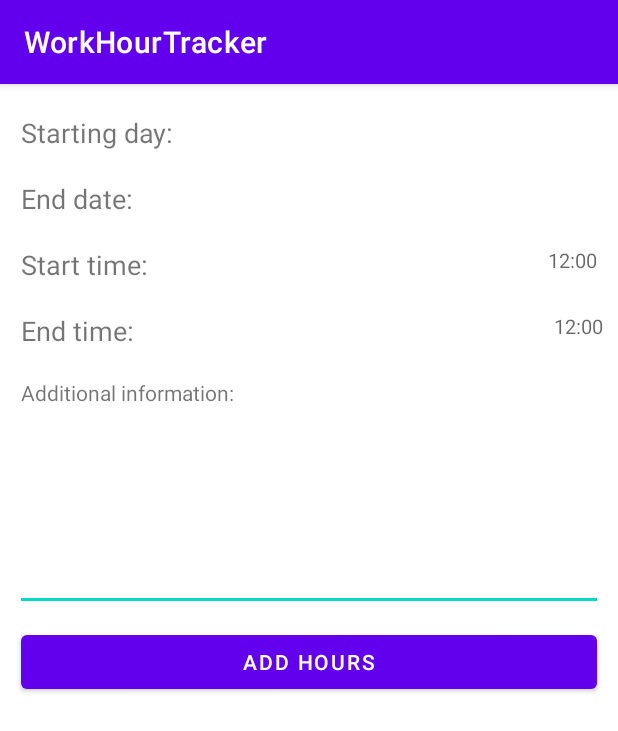
After one commit to ProdDesProject/Group11, an Android app: the EditActivity screen opened directly, with no data from a screen before it, on a phone screen of 412 x 824 dp. The commit adds this screen. Shown: the top 731 px of the screen. Run offline under Robolectric (Android 15) with nearby library versions, the phone set to English and light mode, and no system bars; our stand-ins replace Volley; network calls fail.

Commit message:
edithoursp1

```diff
--- a/AndroidApp/app/src/main/AndroidManifest.xml
+++ b/AndroidApp/app/src/main/AndroidManifest.xml
@@ -12,10 +12,9 @@
         android:roundIcon="@mipmap/ic_launcher_round"
         android:supportsRtl="true"
         android:theme="@style/Theme.WorkHourTracker">
-
-        <activity android:name=".EventActivity"></activity>
+        <activity android:name=".EditActivity"></activity>
+        <activity android:name=".EventActivity" />
         <activity android:name=".DayActivity" />
-
         <activity android:name=".AddHoursActivity" />
         <activity android:name=".ContactInfoView" />
         <activity android:name=".CalendarViewActivity" />
--- a/AndroidApp/app/src/main/java/com/example/workhourtracker/DayActivity.java
+++ b/AndroidApp/app/src/main/java/com/example/workhourtracker/DayActivity.java
@@ -48,6 +48,10 @@ public class DayActivity extends AppCompatActivity implements AdapterView.OnItem
     private String startDate;
     private String endDate;
     private String splitTimeStamp;
+
+    ArrayList<String> startTimeList;
+    ArrayList<String> endTimeList;
+    ArrayList<String> descriptionList;
 
     private String jsonString;
     ArrayList<String> hourIdList;
@@ -134,6 +138,9 @@ public class DayActivity extends AppCompatActivity implements AdapterView.OnItem
         try {
 
             hourIdList = new ArrayList<String>();
+            startTimeList = new ArrayList<String>();
+            endTimeList = new ArrayList<String>();
+            descriptionList = new ArrayList<String>();
             int count = 0;
             String startTime, endTime, description;
             JSONArray jsonArray = new JSONArray(jsonString);
@@ -144,10 +151,12 @@ public class DayActivity extends AppCompatActivity implements AdapterView.OnItem
                 JSONObject JO = jsonArray.getJSONObject(count);
 
                 startTime = JO.getString("starttime");
+                startTimeList.add(startTime);
                 String[] timeStampSplitted = startTime.split(splitTimeStamp);
                 startTime = timeStampSplitted[0] + "  " + timeStampSplitted[1];
 
                 endTime = JO.getString("endtime");
+                endTimeList.add(endTime);
                 timeStampSplitted = endTime.split(splitTimeStamp);
                 endTime = timeStampSplitted[0] + "  " + timeStampSplitted[1];
 
@@ -160,6 +169,7 @@ public class DayActivity extends AppCompatActivity implements AdapterView.OnItem
                 count++;
 
                 hourIdList.add(hourid);
+                descriptionList.add(hourid);
 
             }
 
@@ -198,10 +208,22 @@ public class DayActivity extends AppCompatActivity implements AdapterView.OnItem
             public void onClick(DialogInterface dialog, int which) {
 
                 //PUT Request
+
+                Intent intent = new Intent(DayActivity.this, EditActivity.class);
+                intent.putExtra("hourid",hourIdList.get(position));
+                intent.putExtra("token",token);
+                intent.putExtra("startTime",startTimeList.get(position));
+                intent.putExtra("endTime",endTimeList.get(position));
+                intent.putExtra("description",descriptionList.get(position));
+                startActivity(intent);
+
             }
         });
+
+
 
         AlertDialog alert = builder.create();
         alert.show();
     }
+
 }
--- /dev/null
+++ b/AndroidApp/app/src/main/java/com/example/workhourtracker/EditActivity.java
@@ -0,0 +1,96 @@
+package com.example.workhourtracker;
+
+import androidx.appcompat.app.AppCompatActivity;
+import androidx.arch.core.internal.SafeIterableMap;
+
+import android.content.Intent;
+import android.os.Bundle;
+import android.util.Log;
+import android.widget.EditText;
+import android.widget.Toast;
+
+import com.android.volley.AuthFailureError;
+import com.android.volley.Request;
+import com.android.volley.RequestQueue;
+import com.android.volley.VolleyLog;
+import com.android.volley.toolbox.StringRequest;
+import com.android.volley.toolbox.Volley;
+
+import org.json.JSONObject;
+
+import java.io.UnsupportedEncodingException;
+import java.util.HashMap;
+import java.util.Map;
+
+public class EditActivity extends AppCompatActivity {
+
+    private String hourid;
+    private String token;
+    private String startTime;
+    private String endTime;
+    private String description;
+
+
+    @Override
+    protected void onCreate(Bundle savedInstanceState) {
+        super.onCreate(savedInstanceState);
+        setContentView(R.layout.activity_edit);
+
+        Intent intent = getIntent();
+        hourid = intent.getStringExtra("hourid");
+        token = intent.getStringExtra("token");
+        startTime = intent.getStringExtra("startTine");
+        endTime = intent.getStringExtra("endTime");
+        description = intent.getStringExtra("description");
+
+        //EditText editStartTime = findViewById(R.id.paivamaaraAloitus);
+        //EditText editEndTime = findViewById(R.id.paivamaaraLoppu);
+        //EditText editDescription = findViewById(R.id.)
+
+    }
+
+
+
+
+    public void editfunction(){
+        RequestQueue requestQueue = Volley.newRequestQueue(this);
+
+        JSONObject jsonBody = new JSONObject();
+        //jsonBody.put("description", additionalInfo);
+        //jsonBody.put("startTime", startingTimeStamp);
+        //jsonBody.put("endTime", endingTimeStamp);
+        final String mRequestBody = jsonBody.toString();
+
+        final String url = "https://workh.herokuapp.com/workhours/" + hourid;
+
+        final StringRequest groupRequest = new StringRequest(Request.Method.PUT, url,
+                response -> {
+                    Toast.makeText(EditActivity.this, "Workhours edited", Toast. LENGTH_SHORT). show();
+                    Log.d("RESPONSE", response);
+
+                }, error -> Log.e("ERROR", error.toString())) {
+
+            @Override
+            public Map<String, String> getHeaders() throws AuthFailureError {
+                Map<String, String> params = new HashMap<String, String>();
+                params.put("Authorization", "Bearer "+ token);
+                return params;
+            }
+
+            @Override
+            public byte[] getBody() throws AuthFailureError {
+                try {
+                    return mRequestBody.getBytes("utf-8");
+                } catch (UnsupportedEncodingException uee) {
+                    VolleyLog.wtf("Unsupported Encoding while trying to get the bytes of %s using %s", mRequestBody, "utf-8");
+                    return null;
+                }
+            }
+
+
+        };
+        requestQueue.add(groupRequest);
+    }
+
+
+}
--- /dev/null
+++ b/AndroidApp/app/src/main/res/layout/activity_edit.xml
@@ -0,0 +1,149 @@
+<?xml version="1.0" encoding="utf-8"?>
+<LinearLayout xmlns:android="http://schemas.android.com/apk/res/android"
+    xmlns:app="http://schemas.android.com/apk/res-auto"
+    xmlns:tools="http://schemas.android.com/tools"
+    android:layout_width="match_parent"
+    android:layout_height="match_parent"
+    tools:context=".AddHoursActivity"
+    android:orientation="vertical"
+    android:layout_marginLeft="10dp"
+    android:layout_marginRight="10dp"
+    android:layout_marginTop="10dp"
+    android:layout_marginBottom="10dp">
+
+    <RelativeLayout
+        android:layout_width="match_parent"
+        android:layout_height="34dp"
+        android:layout_marginTop="10dp">
+
+        <TextView
+            android:id="@+id/paivamaaraAloitus"
+            android:layout_width="wrap_content"
+            android:layout_height="wrap_content"
+            android:text="Starting day:"
+            android:textSize="18dp"
+            android:layout_marginLeft="4dp">
+        </TextView>
+
+        <TextView
+            android:layout_width="match_parent"
+            android:layout_height="match_parent"
+            android:layout_marginRight="4dp"
+            android:id="@+id/startingDayEdit"
+            android:gravity="right"
+            android:textSize="13dp">
+        </TextView>
+
+
+    </RelativeLayout>
+    <RelativeLayout
+        android:layout_width="match_parent"
+        android:layout_height="34dp"
+        android:layout_marginTop="10dp">
+
+        <TextView
+            android:id="@+id/paivamaaraLoppu"
+            android:layout_width="wrap_content"
+            android:layout_height="wrap_content"
+            android:text="End date:"
+            android:textSize="18dp"
+            android:layout_marginLeft="4dp">
+        </TextView>
+
+        <TextView
+            android:layout_width="match_parent"
+            android:layout_height="match_parent"
+            android:layout_marginRight="4dp"
+            android:id="@+id/endingDateEdit"
+            android:gravity="right"
+            android:textSize="13dp">
+        </TextView>
+
+
+    </RelativeLayout>
+    <RelativeLayout
+        android:layout_width="match_parent"
+        android:layout_height="34dp"
+        android:layout_marginTop="10dp">
+
+        <TextView
+            android:layout_width="wrap_content"
+            android:layout_height="wrap_content"
+            android:text="Start time:"
+            android:textSize="18dp"
+            android:id="@+id/alkaa"
+            android:layout_marginLeft="4dp">
+        </TextView>
+
+        <TextView
+            android:layout_width="match_parent"
+            android:layout_height="wrap_content"
+            android:layout_marginRight="4dp"
+            android:id="@+id/startingEdit"
+            android:gravity="right"
+            android:hint="12:00"
+            android:textSize="13dp">
+        </TextView>
+
+
+    </RelativeLayout>
+
+    <RelativeLayout
+        android:layout_width="match_parent"
+        android:layout_height="34dp"
+        android:layout_marginTop="10dp">
+
+        <TextView
+            android:layout_width="wrap_content"
+            android:layout_height="wrap_content"
+            android:text="End time:"
+            android:layout_marginLeft="4dp"
+            android:textSize="18dp"
+            android:id="@+id/Loppuu">
+        </TextView>
+
+        <TextView
+            android:layout_width="match_parent"
+            android:layout_height="wrap_content"
+            android:gravity="right"
+            android:id="@+id/endingEdit"
+            android:hint="12:00"
+            android:textSize="13dp">
+        </TextView>
+
+
+    </RelativeLayout>
+    <TextView
+        android:layout_width="match_parent"
+        android:layout_height="wrap_content"
+        android:text="Additional information:"
+        android:id="@+id/lisaTiedot"
+        android:layout_marginTop="10dp"
+
+        android:layout_marginLeft="4dp">
+    </TextView>
+
+    <EditText
+        android:layout_width="match_parent"
+        android:layout_height="wrap_content"
+        android:lines="5"
+        android:id="@+id/additionalInfoEdit"
+        android:layout_marginTop="5dp"
+        android:gravity="top|left">
+    </EditText>
+
+    <Button
+        android:layout_width="match_parent"
+        android:layout_height="wrap_content"
+        android:text="Add hours"
+        android:layout_marginLeft="4dp"
+        android:layout_marginRight="4dp"
+        android:id="@+id/sendHoursButton"
+        android:onClick="buttonOnClick"
+        android:layout_marginTop="10dp"
+        >
+    </Button>
+
+
+
+</LinearLayout>
```
